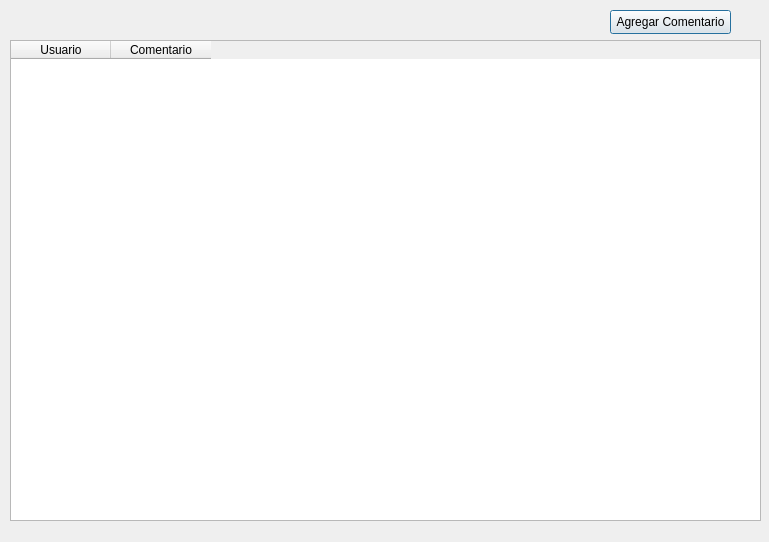
Before: the Qt Designer form ventanaNotas_NP.ui in AyeQuinteros15/DemoPracticas, drawn with Qt 5.
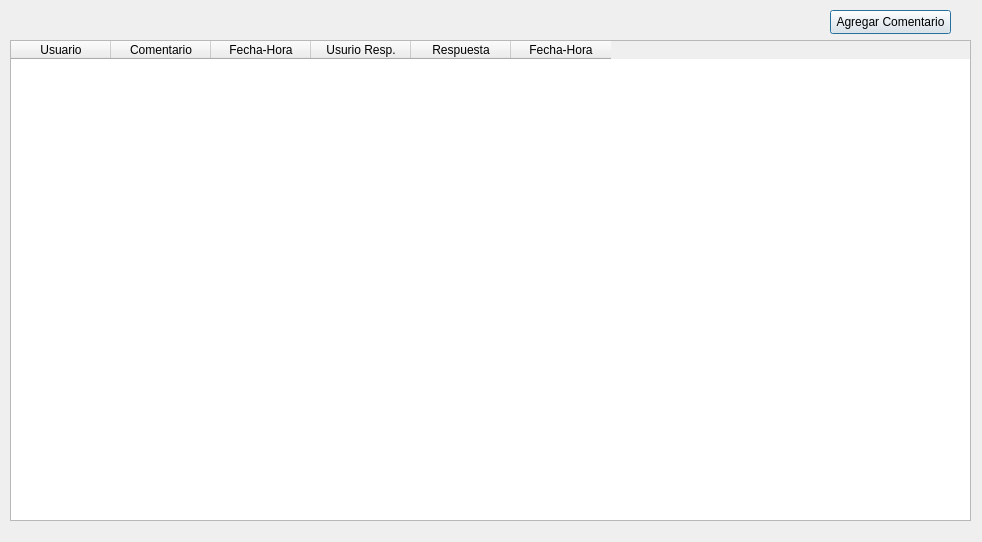
After: the same form once the commit is applied.

```diff
--- a/ventanaNotas_NP.ui
+++ b/ventanaNotas_NP.ui
@@ -6,7 +6,7 @@
    <rect>
     <x>0</x>
     <y>0</y>
-    <width>769</width>
+    <width>982</width>
     <height>542</height>
    </rect>
   </property>
@@ -16,7 +16,7 @@
   <widget class="QPushButton" name="btnAgregarComentario_NP">
    <property name="geometry">
     <rect>
-     <x>610</x>
+     <x>830</x>
      <y>10</y>
      <width>121</width>
      <height>24</height>
@@ -31,7 +31,7 @@
     <rect>
      <x>10</x>
      <y>40</y>
-     <width>751</width>
+     <width>961</width>
      <height>481</height>
     </rect>
    </property>
@@ -45,6 +45,26 @@
      <string>Comentario</string>
     </property>
    </column>
+   <column>
+    <property name="text">
+     <string>Fecha-Hora</string>
+    </property>
+   </column>
+   <column>
+    <property name="text">
+     <string>Usurio Resp.</string>
+    </property>
+   </column>
+   <column>
+    <property name="text">
+     <string>Respuesta</string>
+    </property>
+   </column>
+   <column>
+    <property name="text">
+     <string>Fecha-Hora</string>
+    </property>
+   </column>
   </widget>
  </widget>
  <resources/>
```
